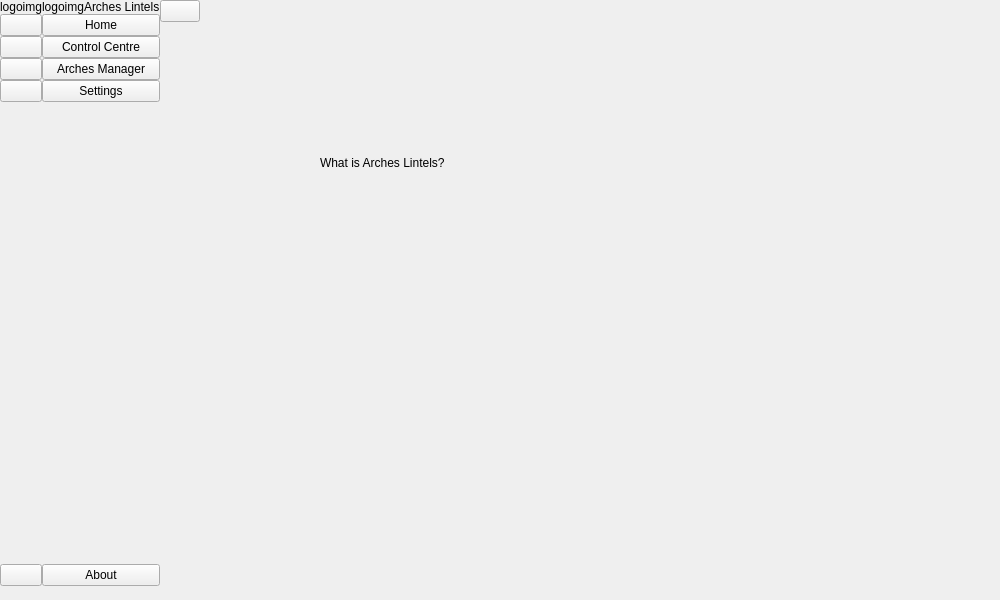
k-int/arches-lintels, file arches_lintels/ui/ui_mainwindow.ui: the form before one commit.
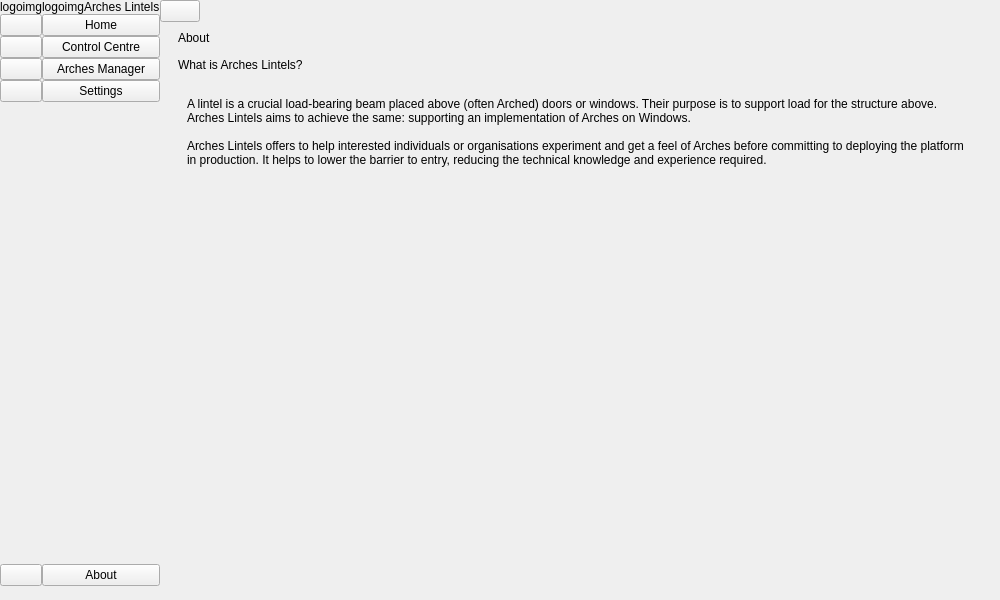
The form after the commit. The open tabs and pages were chosen to show the change.

Commit message: Add home page and about page content

The edit to the form file:
```diff
--- a/arches_lintels/ui/ui_mainwindow.ui
+++ b/arches_lintels/ui/ui_mainwindow.ui
@@ -1113,19 +1113,77 @@
               </layout>
              </widget>
              <widget class="QWidget" name="aboutPage">
-              <widget class="QLabel" name="label_5">
-               <property name="geometry">
-                <rect>
-                 <x>160</x>
-                 <y>110</y>
-                 <width>311</width>
-                 <height>61</height>
-                </rect>
+              <layout class="QVBoxLayout" name="verticalLayout_17">
+               <property name="leftMargin">
+                <number>18</number>
                </property>
-               <property name="text">
-                <string>What is Arches Lintels?</string>
+               <property name="rightMargin">
+                <number>18</number>
                </property>
-              </widget>
+               <item>
+                <widget class="QLabel" name="aboutTitle">
+                 <property name="text">
+                  <string>About</string>
+                 </property>
+                </widget>
+               </item>
+               <item>
+                <widget class="QWidget" name="aboutWidget" native="true">
+                 <layout class="QVBoxLayout" name="verticalLayout_18">
+                  <property name="leftMargin">
+                   <number>0</number>
+                  </property>
+                  <property name="topMargin">
+                   <number>7</number>
+                  </property>
+                  <property name="rightMargin">
+                   <number>10</number>
+                  </property>
+                  <property name="bottomMargin">
+                   <number>10</number>
+                  </property>
+                  <item>
+                   <widget class="QLabel" name="aboutSubTitle">
+                    <property name="text">
+                     <string>What is Arches Lintels?</string>
+                    </property>
+                   </widget>
+                  </item>
+                 </layout>
+                </widget>
+               </item>
+               <item>
+                <widget class="QWidget" name="textWidget" native="true">
+                 <layout class="QVBoxLayout" name="verticalLayout_19">
+                  <item>
+                   <widget class="QLabel" name="text">
+                    <property name="text">
+                     <string>A lintel is a crucial load-bearing beam placed above (often Arched) doors or windows. Their purpose is to support load for the structure above. Arches Lintels aims to achieve the same: supporting an implementation of Arches on Windows.
+
+Arches Lintels offers to help interested individuals or organisations experiment and get a feel of Arches before committing to deploying the platform in production. It helps to lower the barrier to entry, reducing the technical knowledge and experience required.</string>
+                    </property>
+                    <property name="wordWrap">
+                     <bool>true</bool>
+                    </property>
+                   </widget>
+                  </item>
+                 </layout>
+                </widget>
+               </item>
+               <item>
+                <spacer name="verticalSpacer_7">
+                 <property name="orientation">
+                  <enum>Qt::Orientation::Vertical</enum>
+                 </property>
+                 <property name="sizeHint" stdset="0">
+                  <size>
+                   <width>20</width>
+                   <height>306</height>
+                  </size>
+                 </property>
+                </spacer>
+               </item>
+              </layout>
              </widget>
             </widget>
            </item>
```
Left out of the diff: 541 changed lines with no effect on the pictures. The commit also changes 2 other files.
